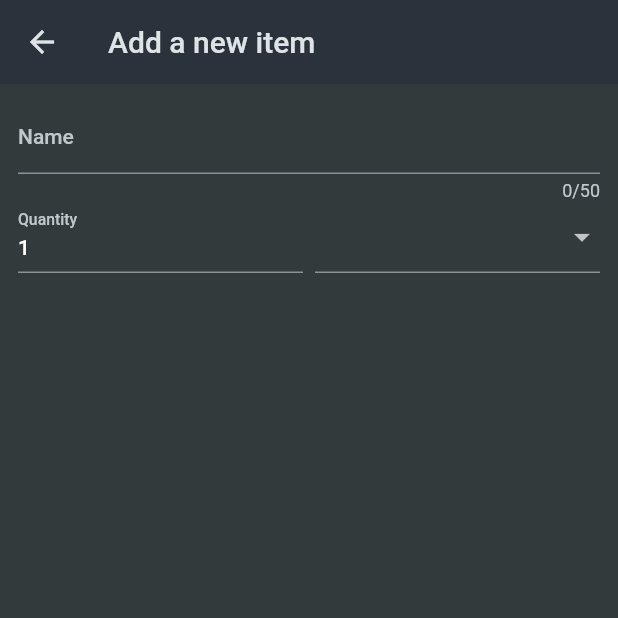
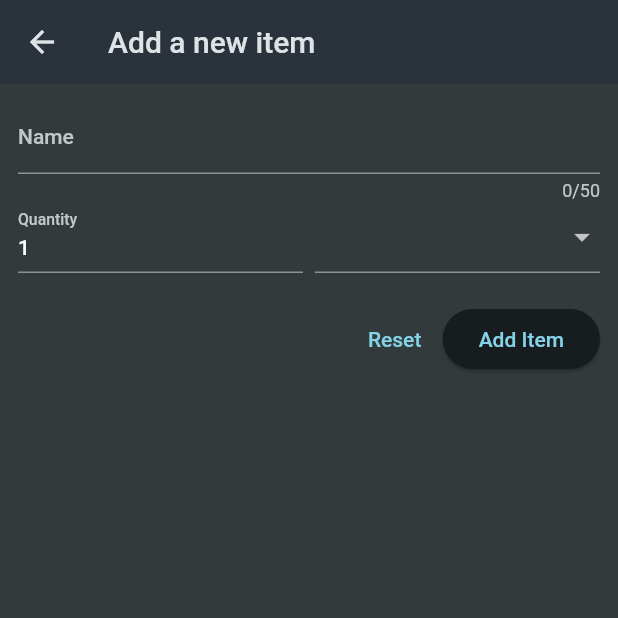
Before and after one commit to scottkelly36/shopping_list, a Flutter app: the NewItem screen opened directly, on a phone screen of 412 x 824 dp, the top half of it. Run offline on Flutter 3.47's test engine with Material 2 defaults, Android fonts, the phone set to English and light mode, and no system bars.

Commit message:
adds form button functionality

```diff
--- a/lib/screens/new_item.dart
+++ b/lib/screens/new_item.dart
@@ -12,6 +12,12 @@ class NewItem extends StatefulWidget {
 }
 
 class _NewItemState extends State<NewItem> {
+  final _formKey = GlobalKey<FormState>();
+
+  void _saveItem() {
+    _formKey.currentState!.validate();
+  }
+
   @override
   Widget build(BuildContext context) {
     return Scaffold(
@@ -21,6 +27,7 @@ class _NewItemState extends State<NewItem> {
       body: Padding(
         padding: const EdgeInsets.all(12),
         child: Form(
+          key: _formKey,
           child: Column(
             children: [
               TextFormField(
@@ -29,7 +36,13 @@ class _NewItemState extends State<NewItem> {
                   label: Text('Name'),
                 ),
                 validator: (value) {
-                  return 'Demo...';
+                  if (value == null ||
+                      value.isEmpty ||
+                      value.trim().length == 1 ||
+                      value.trim().length > 50) {
+                    return 'Must be between 1 and 50 characters';
+                  }
+                  return null;
                 },
               ), // instead of TextField()
               Row(
@@ -40,7 +53,17 @@ class _NewItemState extends State<NewItem> {
                       decoration: const InputDecoration(
                         label: Text('Quantity'),
                       ),
+                      keyboardType: TextInputType.number,
                       initialValue: '1',
+                      validator: (value) {
+                        if (value == null ||
+                            value.isEmpty ||
+                            int.tryParse(value) == null ||
+                            int.tryParse(value)! <= 0) {
+                          return 'Quantity must be greater than 0';
+                        }
+                        return null;
+                      },
                     ),
                   ),
                   const SizedBox(width: 8),
@@ -68,6 +91,21 @@ class _NewItemState extends State<NewItem> {
                   ),
                 ],
               ),
+              const SizedBox(
+                height: 20,
+              ),
+              Row(
+                mainAxisAlignment: MainAxisAlignment.end,
+                children: [
+                  TextButton(
+                      onPressed: () {
+                        _formKey.currentState!.reset();
+                      },
+                      child: const Text('Reset')),
+                  ElevatedButton(
+                      onPressed: _saveItem, child: const Text('Add Item'))
+                ],
+              )
             ],
           ),
         ),
```
